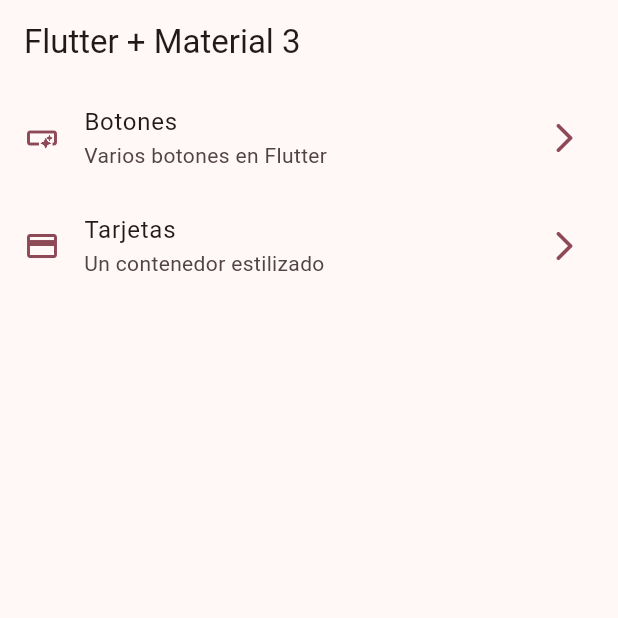
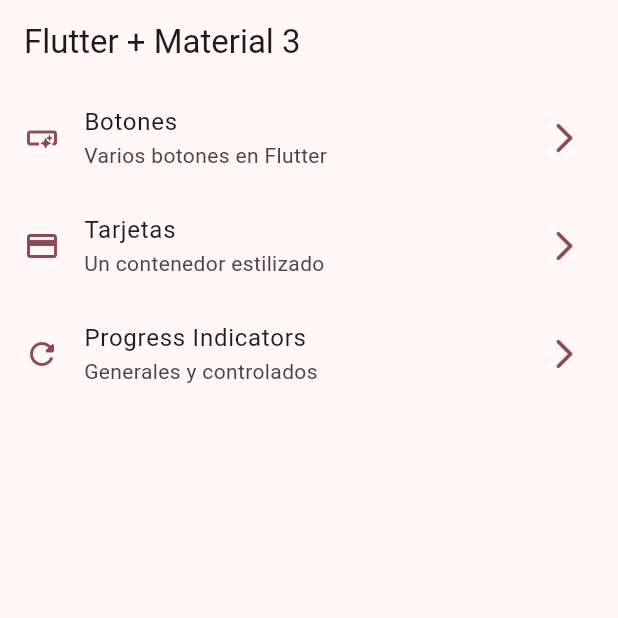
Before and after one commit to sof28kr/widggets_app, a Flutter app: the screen it shows after launch, on a phone screen of 412 x 824 dp, the top half of it. Run offline on Flutter 3.47's test engine with Material 3 defaults, Android fonts, the phone set to English and light mode, and no system bars; our stand-ins replace go_router.

Commit message:
progress controlator

```diff
--- a/lib/config/menu/menu_items.dart
+++ b/lib/config/menu/menu_items.dart
@@ -1,5 +1,3 @@
-
-
 // son las opciones del menu
 
 import 'package:flutter/material.dart';
@@ -13,28 +11,27 @@
   final String link;
   final IconData icon; // control+. para llamar al constructor automatico
 
- const MenuItem({
-    required this.tittle,
+  const MenuItem(
+      {required this.tittle,
       required this.Subtitle,
       required this.link,
-    required this.icon
-    });
+      required this.icon});
 }
 
 const appMenuItems = <MenuItem>[
-
   MenuItem(
       tittle: 'Botones',
       Subtitle: 'Varios botones en Flutter',
       link: '/buttons',
-    icon: Icons.smart_button_outlined
-  ),
-
+      icon: Icons.smart_button_outlined),
   MenuItem(
       tittle: 'Tarjetas',
       Subtitle: 'Un contenedor estilizado',
       link: '/cards',
-    icon: Icons.credit_card
-  ),
-
+      icon: Icons.credit_card),
+  MenuItem(
+      tittle: 'Progress Indicators',
+      Subtitle: 'Generales y controlados',
+      link: '/progress',
+      icon: Icons.refresh_rounded),
 ];
--- a/lib/config/router/app_router.dart
+++ b/lib/config/router/app_router.dart
@@ -12,17 +12,20 @@
       name: HomeScreen.name,
       builder: (context, state) => const HomeScreen(),
     ),
-
     GoRoute(
       path: '/buttons',
       name: ButtonsScreen.name,
       builder: (context, state) => const ButtonsScreen(),
     ),
-
     GoRoute(
       path: '/cards',
       name: CardsScreen.name,
       builder: (context, state) => const CardsScreen(),
     ),
+    GoRoute(
+      path: '/progress',
+      name: ProgressScreen.name,
+      builder: (context, state) => const ProgressScreen(),
+    ),
   ],
 );
```
Also changed, not shown: lib/presentation/screens/progress/progress_screen.dart (+48 -1 lines). Lines whose indentation alone changed are shown as unchanged.
